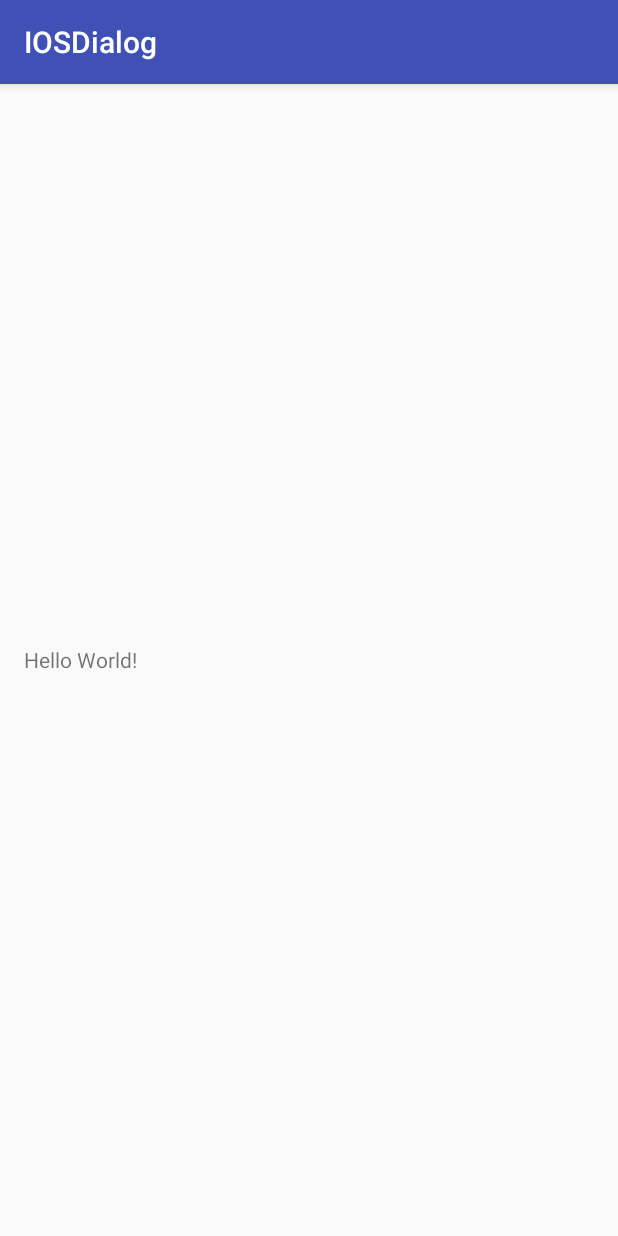
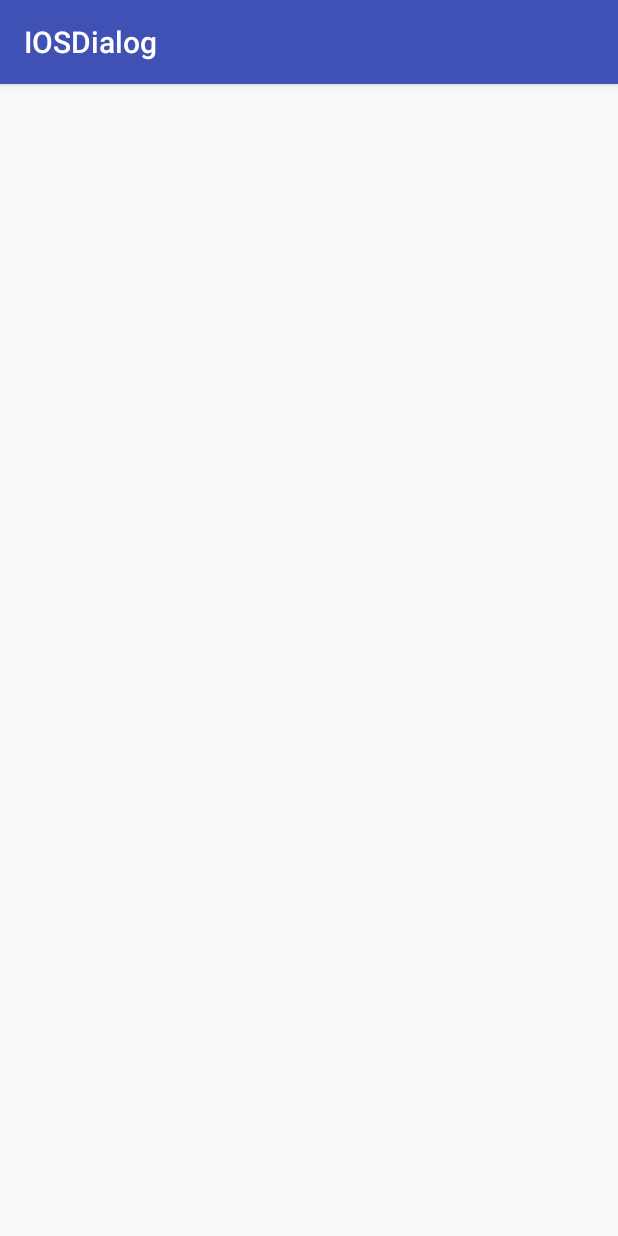
Before and after one commit to Samehadar/IOSDialog, an Android app: the screen it shows after launch (IOSDialogActivity), on a phone screen of 412 x 824 dp. Run offline under Robolectric (Android 15) with nearby library versions, the phone set to English and light mode, and no system bars.

Commit message:
Samples: fix activity_main

```diff
--- a/app/src/main/java/com/gmail/samehadar/iosdialog_sample/IOSDialogActivity.java
+++ b/app/src/main/java/com/gmail/samehadar/iosdialog_sample/IOSDialogActivity.java
@@ -1,17 +1,11 @@
 package com.gmail.samehadar.iosdialog_sample;
 
 import android.content.DialogInterface;
-import android.graphics.drawable.AnimationDrawable;
 import android.os.Bundle;
 import android.support.v7.app.AppCompatActivity;
 import android.view.Gravity;
-import android.view.ViewGroup;
-import android.widget.LinearLayout;
-import android.widget.Toast;
 
-import com.gmail.samehadar.iosdialog.CamomileSpinner;
 import com.gmail.samehadar.iosdialog.IOSDialog;
-import com.gmail.samehadar.iosdialog.utils.DialogUtils;
 
 
 /**
--- a/app/src/main/java/com/gmail/samehadar/iosdialog_sample/WithCamomileSpinnerActivity.java
+++ b/app/src/main/java/com/gmail/samehadar/iosdialog_sample/WithCamomileSpinnerActivity.java
@@ -5,7 +5,6 @@ import android.os.Bundle;
 import android.support.v7.app.AppCompatActivity;
 import android.view.ViewGroup;
 import android.widget.LinearLayout;
-import android.widget.RelativeLayout;
 
 import com.gmail.samehadar.iosdialog.CamomileSpinner;
 import com.gmail.samehadar.iosdialog.utils.DialogUtils;
@@ -21,7 +20,7 @@ public class WithCamomileSpinnerActivity extends AppCompatActivity {
         super.onCreate(savedInstanceState);
         setContentView(R.layout.with_spinner_activity);
 
-        RelativeLayout activity_main = (RelativeLayout) findViewById(R.id.rootView);
+        LinearLayout activity_main = (LinearLayout) findViewById(R.id.rootView);
 
         CamomileSpinner spinner1 = (CamomileSpinner) findViewById(R.id.spinner1);
         spinner1.start();
--- a/app/src/main/res/layout/activity_main.xml
+++ b/app/src/main/res/layout/activity_main.xml
@@ -8,13 +8,7 @@
     android:paddingLeft="@dimen/activity_horizontal_margin"
     android:paddingRight="@dimen/activity_horizontal_margin"
     android:paddingTop="@dimen/activity_vertical_margin"
+    android:orientation="vertical"
     tools:context="com.gmail.samehadar.iosdialog_sample.IOSDialogActivity">
 
-    <TextView
-        android:layout_width="wrap_content"
-        android:layout_height="wrap_content"
-        android:layout_gravity="center|center_horizontal"
-        android:gravity="center"
-        android:text="Hello World!" />
-
 </LinearLayout>
```
